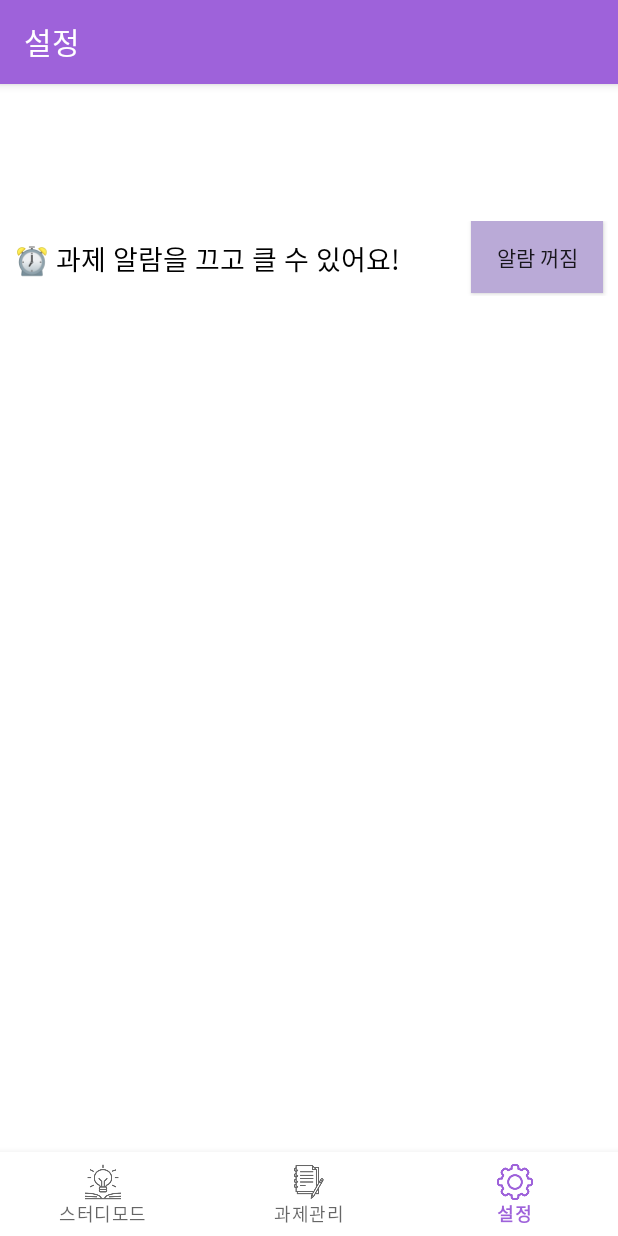
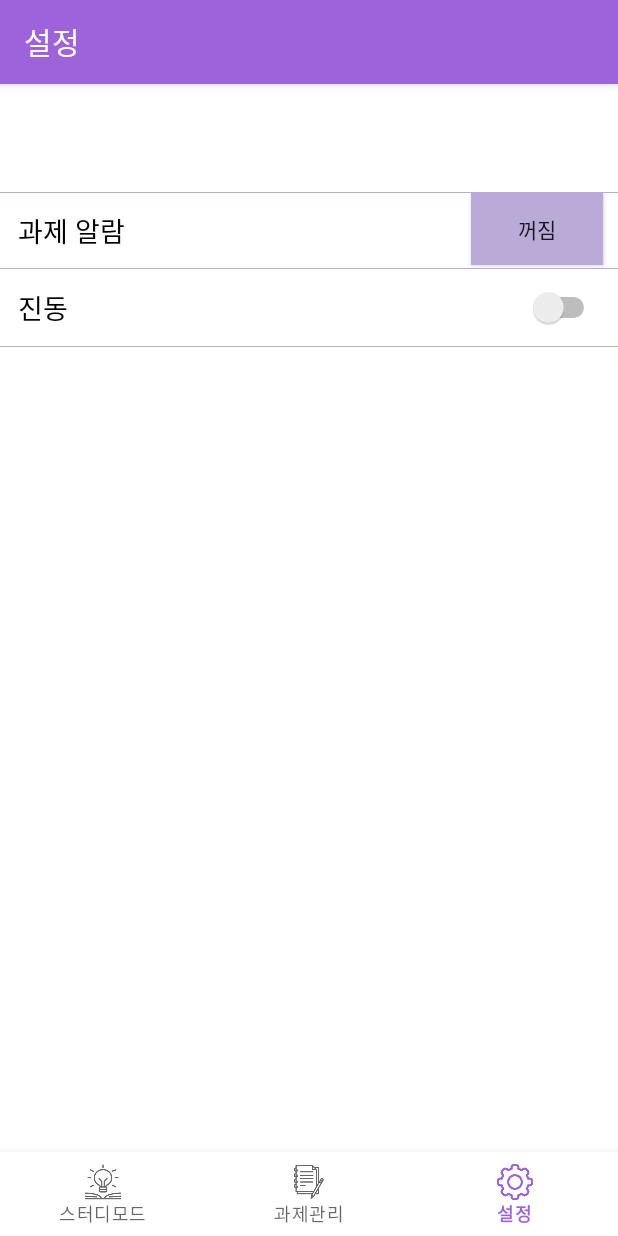
Before and after one commit to junhoflow/Studyapp-Sweenov, an Android app: the NotificationsFragment screen opened through its navigation route, on a phone screen of 412 x 824 dp. Run offline under Robolectric (Android 15) with nearby library versions, the phone set to English and light mode, and no system bars; our stand-ins replace navigation-ui.

Commit message:
진동 레이아웃 + 클릭 시 진동

```diff
--- a/app/src/main/java/com/example/sweenov/ui/notifications/NotificationsFragment.kt
+++ b/app/src/main/java/com/example/sweenov/ui/notifications/NotificationsFragment.kt
@@ -1,11 +1,16 @@
 package com.example.sweenov.ui.notifications
 
+import android.content.Context.VIBRATOR_SERVICE
+import android.os.Build
 import android.os.Bundle
+import android.os.VibrationEffect
+import android.os.Vibrator
 import android.view.LayoutInflater
 import android.view.View
 import android.view.ViewGroup
 import android.widget.TextView
 import android.widget.Toast
+import androidx.annotation.RequiresApi
 import androidx.fragment.app.Fragment
 import androidx.lifecycle.Observer
 import androidx.lifecycle.ViewModelProvider
@@ -31,6 +36,7 @@ class NotificationsFragment : Fragment() {
         return root
     }
 
+    @RequiresApi(Build.VERSION_CODES.O)
     override fun onViewCreated(view: View, savedInstanceState: Bundle?) {
         super.onViewCreated(view, savedInstanceState)
         toggleButton2.setOnCheckedChangeListener{_, isChecked ->
@@ -41,6 +47,18 @@ class NotificationsFragment : Fragment() {
             }
         }
 
+        vibrate_switch.setOnCheckedChangeListener{ _, isChecked ->
+            val vibrator = context?.getSystemService(VIBRATOR_SERVICE) as Vibrator
+            val vibrationEffect = VibrationEffect.createOneShot(100, 100)
+            if(isChecked){
+                vibrator.vibrate(vibrationEffect)
+            } else{
+                vibrator.cancel();
+            }
+
+        }
+
+
 
 
     }
--- a/app/src/main/res/layout/fragment_notifications.xml
+++ b/app/src/main/res/layout/fragment_notifications.xml
@@ -11,17 +11,23 @@
     <TextView
         android:id="@+id/text_notifications"
         android:layout_width="match_parent"
-        android:layout_height="wrap_content"
+        android:layout_height="8dp"
         android:layout_marginStart="8dp"
         android:layout_marginTop="8dp"
         android:layout_marginEnd="8dp"
+        android:gravity="center_horizontal"
         android:textAlignment="center"
-        android:textSize="20sp"
+        android:textSize="1sp"
         app:layout_constraintBottom_toBottomOf="parent"
         app:layout_constraintEnd_toEndOf="parent"
         app:layout_constraintStart_toStartOf="parent"
-        app:layout_constraintTop_toTopOf="parent"
-        android:gravity="center_horizontal" />
+        app:layout_constraintTop_toTopOf="parent" />
+
+    <View
+        android:layout_width="wrap_content"
+        android:layout_height="0.9dp"
+        android:background="#BAAAD7" />
+
 
     <LinearLayout
         android:layout_width="match_parent"
@@ -35,9 +41,9 @@
             android:layout_height="match_parent"
             android:textColor="#000000"
             android:gravity="center_vertical"
-            android:layout_marginLeft="10dp"
+            android:layout_marginLeft="12dp"
             android:textSize="18dp"
-            android:text="⏰ 과제 알람을 끄고 클 수 있어요!">
+            android:text="과제 알람">
 
         </TextView>
 
@@ -50,23 +56,36 @@
             android:id="@+id/toggleButton2"
             android:layout_width="wrap_content"
             android:layout_height="wrap_content"
+            android:layout_gravity="right"
+            android:layout_marginRight="10dp"
             android:background="@drawable/button_background"
-            android:layout_gravity="right"
-            android:textOn="알람 켜짐"
-            android:textOff="알람 꺼짐"
-            android:layout_marginRight="10dp" />
+            android:textOff="꺼짐"
+            android:textOn="켜짐" />
     </LinearLayout>
+
+    <View
+        android:layout_width="wrap_content"
+        android:layout_height="0.9dp"
+        android:background="#BAAAD7" />
 
     <LinearLayout
         android:layout_width="match_parent"
         android:layout_height="wrap_content">
 
-
+        <Switch
+            android:id="@+id/vibrate_switch"
+            android:layout_width="wrap_content"
+            android:layout_height="wrap_content"
+            android:layout_weight="1"
+            android:textSize="18dp"
+            android:layout_margin="12dp"
+            android:text="진동" />
 
     </LinearLayout>
 
-
-
-    <!-- 설정 창 꾸미는 곳-->
+    <View
+        android:layout_width="wrap_content"
+        android:layout_height="0.9dp"
+        android:background="#BAAAD7" />
 
 </LinearLayout>
```
